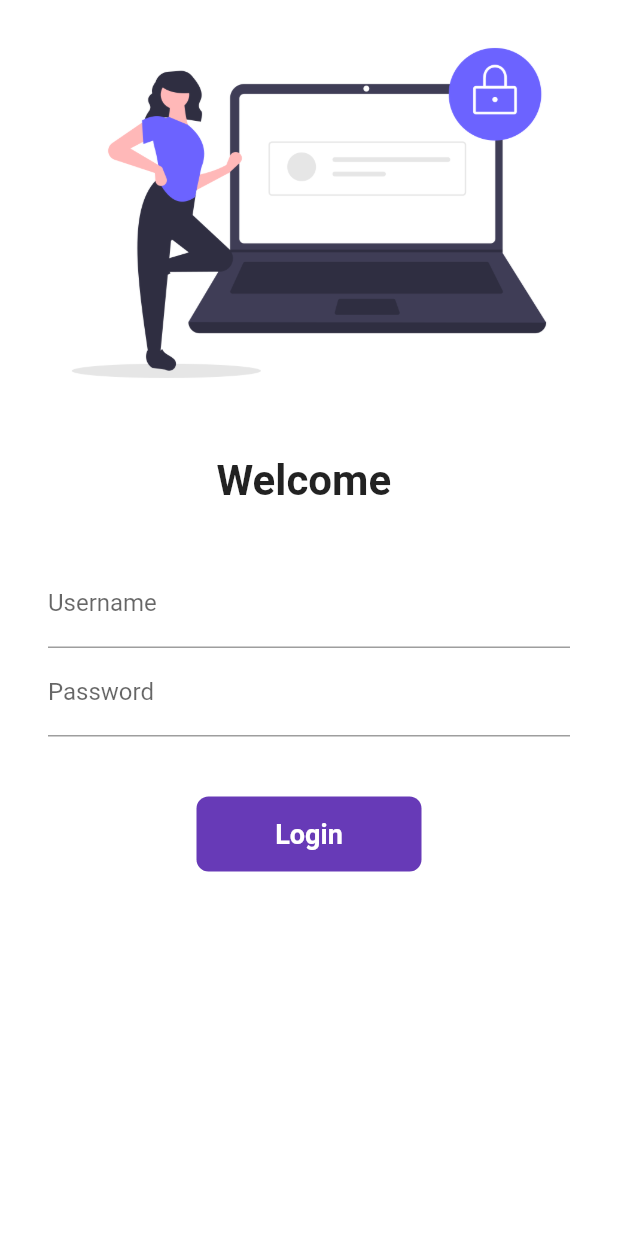
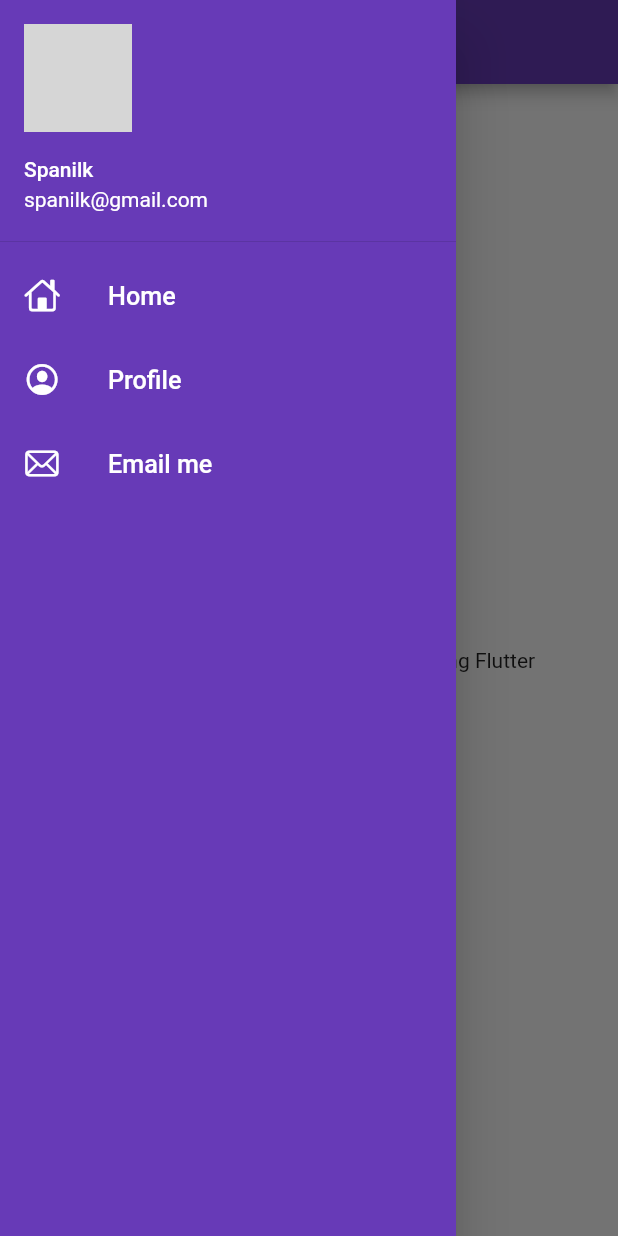
Before and after one commit to moonlight-saras/Flutter, a Flutter app: the screen it shows after launch, with the side drawer open (before the commit the screen has no drawer), on a phone screen of 412 x 824 dp. Run offline on Flutter 3.47's test engine with Material 2 defaults, Android fonts, the phone set to English and light mode, and no system bars; network calls fail; grey boxes are pictures that could not be loaded.

Commit message:
material drawer devtools listview networkimage

```diff
--- a/analysis_options.yaml
+++ b/analysis_options.yaml
@@ -7,7 +7,7 @@
 
 # The following line activates a set of recommended lints for Flutter apps,
 # packages, and plugins designed to encourage good coding practices.
-include: package:flutter_lints/flutter.yaml
+#include: package:flutter_lints/flutter.yaml
 
 linter:
   # The lint rules applied to this project can be customized in the
--- a/lib/main.dart
+++ b/lib/main.dart
@@ -17,7 +17,7 @@ class MyApp extends StatelessWidget {
       darkTheme: ThemeData(
         brightness: Brightness.dark,
       ),
-      initialRoute: "/",
+      initialRoute: MyRoutes.homeRoute,
       routes: {
         "/": (context) => LoginPage(),
         MyRoutes.homeRoute: (context) => HomePage(),
--- a/lib/pages/home_page.dart
+++ b/lib/pages/home_page.dart
@@ -1,4 +1,5 @@
 import 'package:flutter/material.dart';
+import 'package:flutter_catalog/widgets/drawer.dart';
 
 class HomePage extends StatelessWidget {
   final int days = 30;
@@ -14,7 +15,7 @@ class HomePage extends StatelessWidget {
           child: Text("Welcome to $days days of flutter by $name"),
         ),
       ),
-      drawer: Drawer(),
+      drawer: MyDrawer(),
     );
   }
 }
--- /dev/null
+++ b/lib/widgets/drawer.dart
@@ -0,0 +1,70 @@
+import 'package:flutter/cupertino.dart';
+import 'package:flutter/material.dart';
+
+class MyDrawer extends StatelessWidget {
+  @override
+  Widget build(BuildContext context) {
+    final imageUrl =
+        "https://www.logolynx.com/images/logolynx/03/039b004617d1ef43cf1769aae45d6ea2.png";
+    return Drawer(
+      child: Container(
+        color: Colors.deepPurple,
+        child: ListView(
+          padding: EdgeInsets.zero,
+          children: [
+            DrawerHeader(
+              padding: EdgeInsets.zero,
+              child: UserAccountsDrawerHeader(
+                margin: EdgeInsets.zero,
+                accountName: Text("Spanilk"),
+                accountEmail: Text("spanilk@gmail.com"),
+                currentAccountPicture: CircleAvatar(
+                  backgroundImage: NetworkImage(imageUrl),
+                ),
+              ),
+            ),
+            ListTile(
+              leading: Icon(
+                CupertinoIcons.home,
+                color: Colors.white,
+              ),
+              title: Text(
+                "Home",
+                textScaleFactor: 1.2,
+                style: TextStyle(
+                  color: Colors.white,
+                ),
+              ),
+            ),
+            ListTile(
+              leading: Icon(
+                CupertinoIcons.profile_circled,
+                color: Colors.white,
+              ),
+              title: Text(
+                "Profile",
+                textScaleFactor: 1.2,
+                style: TextStyle(
+                  color: Colors.white,
+                ),
+              ),
+            ),
+            ListTile(
+              leading: Icon(
+                CupertinoIcons.mail,
+                color: Colors.white,
+              ),
+              title: Text(
+                "Email me",
+                textScaleFactor: 1.2,
+                style: TextStyle(
+                  color: Colors.white,
+                ),
+              ),
+            )
+          ],
+        ),
+      ),
+    );
+  }
+}
```
